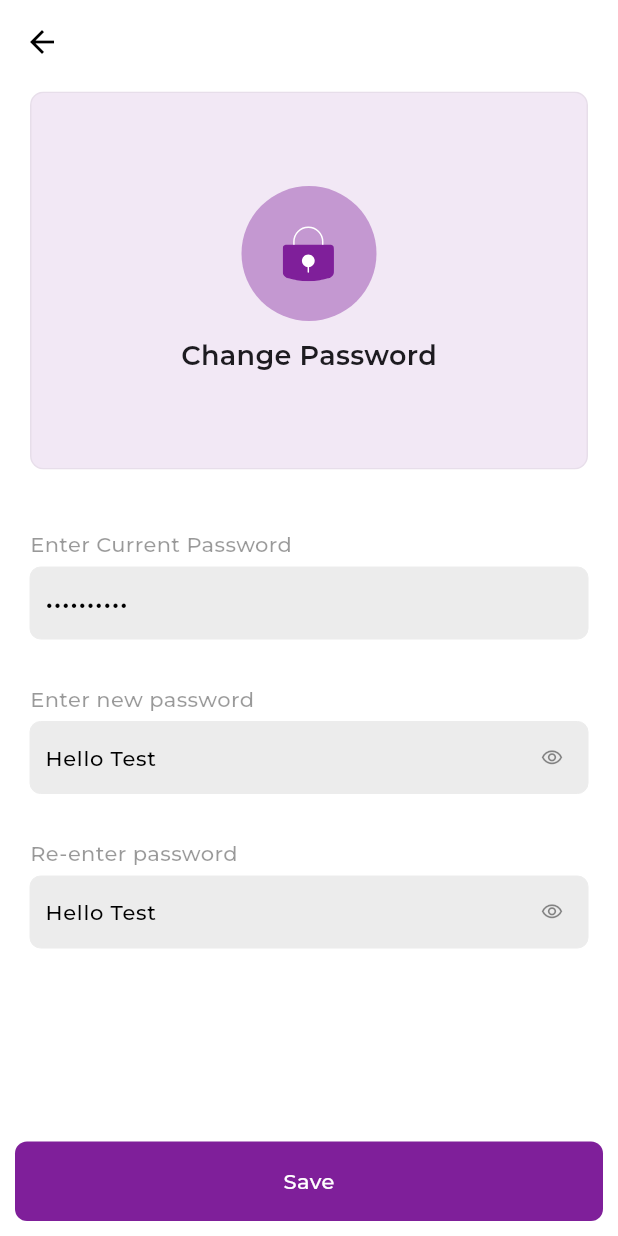
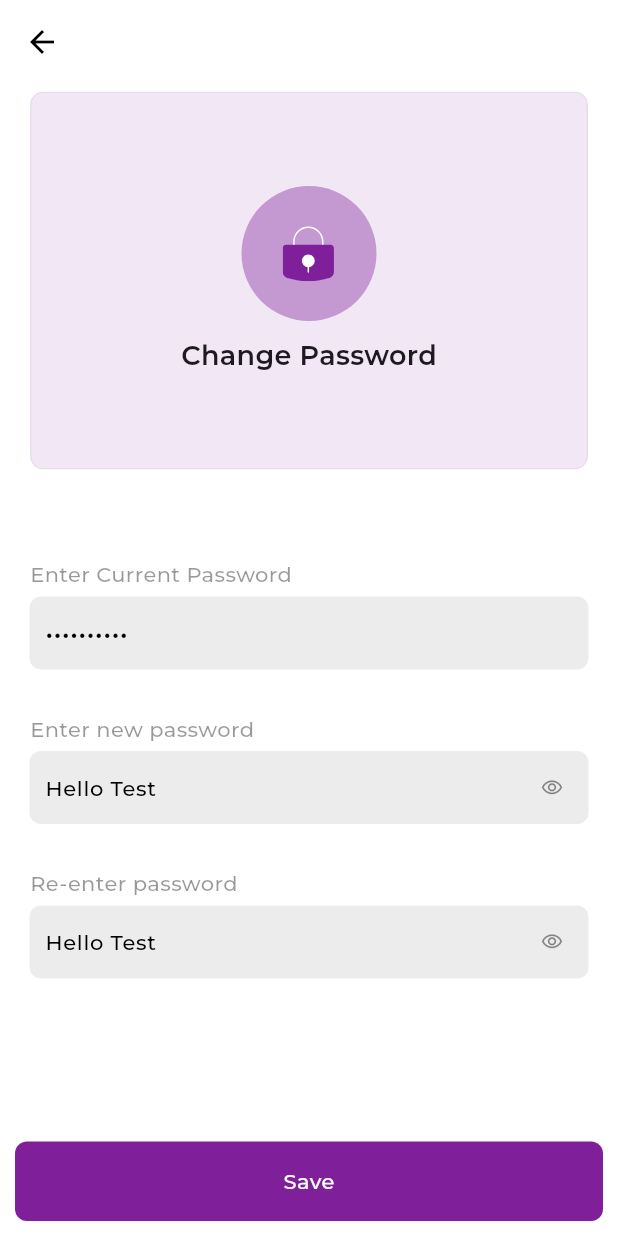
Before and after one commit to Maxzeno/socialscan, a Flutter app: the ChangePasswordScreen screen opened directly, on a phone screen of 412 x 824 dp. Run offline on Flutter 3.47's test engine with Material 3 defaults, Android fonts, the phone set to English and light mode, and no system bars; our stand-ins replace flutter_svg, google_fonts; missing offline and left inert: fl_country_code_picker.

Commit message:
added more space

```diff
--- a/lib/views/settings/screens/change_password_screen.dart
+++ b/lib/views/settings/screens/change_password_screen.dart
@@ -64,7 +64,7 @@ class _ChangePasswordScreenState extends State<ChangePasswordScreen> {
                   ),
                 ),
                 const SizedBox(
-                  height: 40,
+                  height: 60,
                 ),
                 textTile(enterCurrentPassword),
                 const SizedBox(
```
